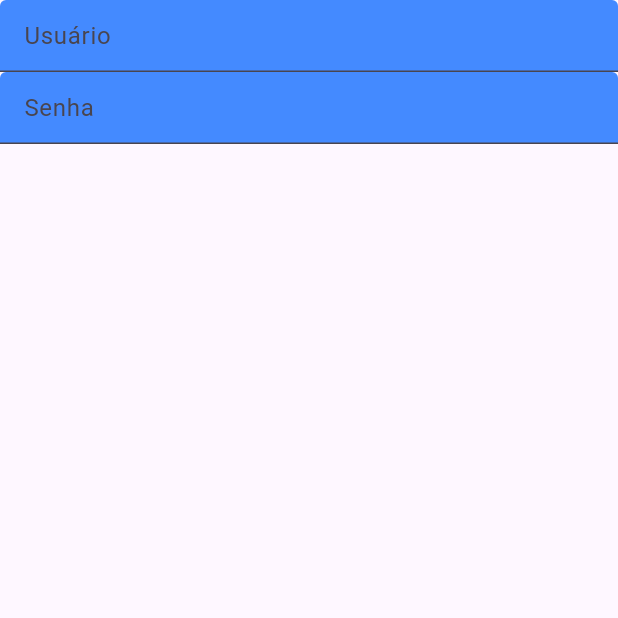
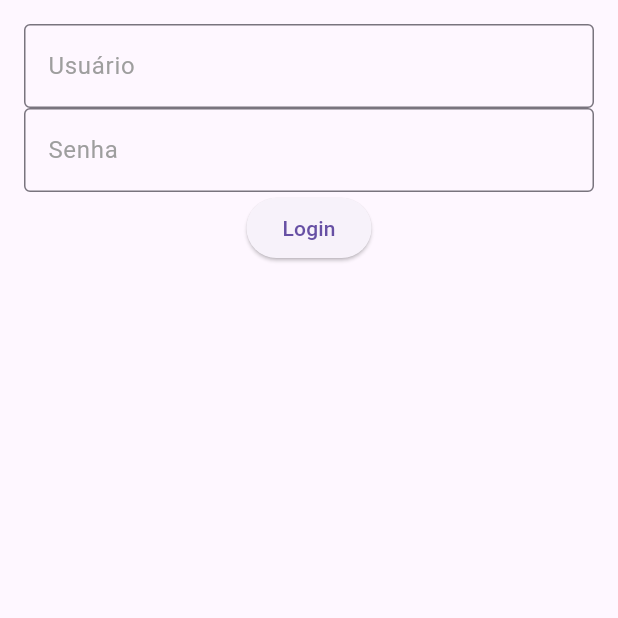
Before and after one commit to DanielAbrante/flutter-test, a Flutter app: the screen it shows after launch, on a phone screen of 412 x 824 dp, the top half of it. Run offline on Flutter 3.47's test engine with Material 3 defaults, Android fonts, the phone set to English and light mode, and no system bars.

Commit message:
add basic navigation and pass values from input

```diff
--- a/lib/pages/login.dart
+++ b/lib/pages/login.dart
@@ -6,13 +6,32 @@ class LoginPage extends StatelessWidget {
 
   @override
   Widget build(BuildContext context) {
-    return const Scaffold(
-      body: Column(
-        children: [
-          Input(label: 'Usuário'),
-          Input(label: 'Senha'),
-        ],
-      ),
+    final TextEditingController emailInput = TextEditingController();
+    final TextEditingController passwordInput = TextEditingController();
+
+    return Scaffold(
+      body: Padding(
+          padding: const EdgeInsets.all(16),
+          child: Column(
+            children: [
+              Input(label: 'Usuário', controller: emailInput),
+              Input(
+                label: 'Senha',
+                controller: passwordInput,
+              ),
+              ElevatedButton(
+                  onPressed: () {
+                    Navigator.of(context).pushNamed(
+                      '/home',
+                      arguments: {
+                        "email": emailInput.text,
+                        "password": passwordInput.text
+                      },
+                    );
+                  },
+                  child: const Text('Login'))
+            ],
+          )),
     );
   }
 }
--- a/lib/widgets/input.dart
+++ b/lib/widgets/input.dart
@@ -2,15 +2,22 @@ import 'package:flutter/material.dart';
 
 class Input extends StatelessWidget {
   final String label;
+  final TextEditingController controller;
 
-  const Input({super.key, required this.label});
+  const Input({super.key, required this.label, required this.controller});
 
   @override
   Widget build(BuildContext context) {
     return TextField(
-      style: const TextStyle(color: Colors.white),
+      controller: controller,
+      style: const TextStyle(color: Colors.black),
+      obscureText: label == "Senha",
+      keyboardType:
+          label == "Senha" ? TextInputType.text : TextInputType.emailAddress,
       decoration: InputDecoration(
-          filled: true, fillColor: Colors.blueAccent, hintText: label),
+          border: const OutlineInputBorder(),
+          hintText: label,
+          hintStyle: const TextStyle(color: Colors.grey)),
     );
   }
 }
```
Also changed, not shown: lib/pages/home.dart (+17 -2 lines).
